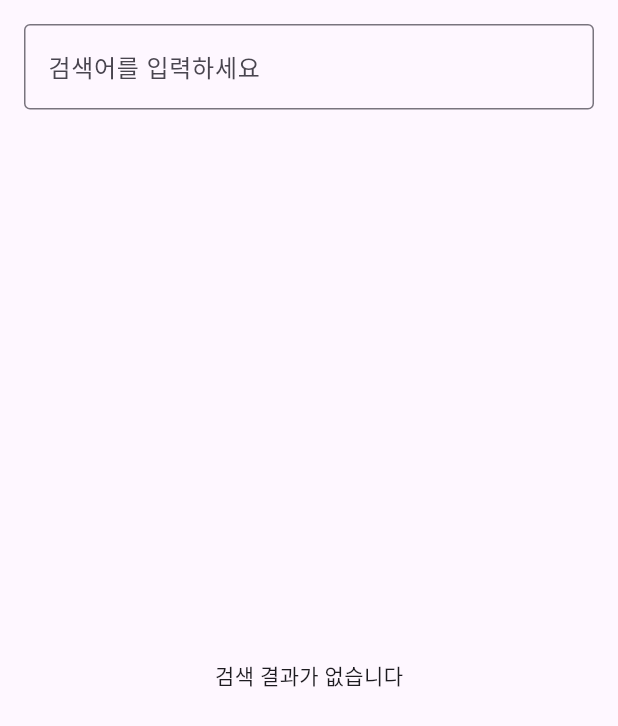
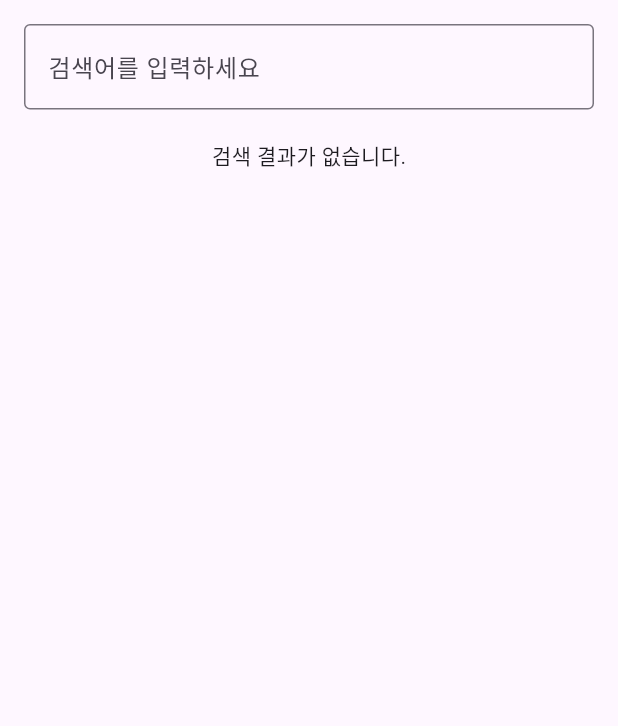
Before and after one commit to Parkduksung/flutter-sample, a Flutter app: the screen it shows after launch, on a phone screen of 412 x 824 dp. Shown: the top 726 px of the screen. Run offline on Flutter 3.47's test engine with Material 3 defaults, Android fonts, the phone set to English and light mode, and no system bars; our stand-ins replace bloc, equatable, flutter_bloc, freezed_annotation, go_router, stream_transform.

```diff
--- a/lib/domain/kakao/usecase/get_search_books_use_case.dart
+++ b/lib/domain/kakao/usecase/get_search_books_use_case.dart
@@ -1,4 +1,3 @@
-
 import 'package:flutter_sample/domain/kakao/entity/document_entity.dart';
 import 'package:flutter_sample/domain/kakao/repo/kakao_repository.dart';
 import 'package:flutter_sample/ext/ext_future.dart';
@@ -9,6 +8,6 @@ class GetSearchBooksUseCase {
       : _kakaoRepository = kakaoRepository;
   final KakaoRepository _kakaoRepository;
 
-  Stream<Result<List<DocumentEntity>>> call(String keyword) =>
-      Stream.fromFuture(_kakaoRepository.getDocuments(keyword).asResult());
+  Future<Result<List<DocumentEntity>>> call(String keyword) =>
+      _kakaoRepository.getDocuments(keyword).asResult();
 }
--- a/lib/ext/ext_future.dart
+++ b/lib/ext/ext_future.dart
@@ -6,3 +6,9 @@ extension FutureExtension<T> on Future<T> {
         .onError((error, stackTrace) => Result.error(Exception(error)));
   }
 }
+
+extension FutureToStreamExtension<T> on Future<T> {
+  Stream<T> asStream() {
+    return Stream.fromFuture(this);
+  }
+}
--- /dev/null
+++ b/lib/feature/home/bloc/home_bloc.dart
@@ -0,0 +1,45 @@
+import 'package:bloc/bloc.dart';
+import 'package:equatable/equatable.dart';
+import 'package:flutter/cupertino.dart';
+import 'package:flutter_sample/domain/kakao/usecase/get_search_books_use_case.dart';
+import 'package:stream_transform/stream_transform.dart';
+
+import '../../../domain/kakao/entity/document_entity.dart';
+import '../../../utils/result.dart';
+
+part 'home_event.dart';
+
+part 'home_state.dart';
+
+const _duration = Duration(milliseconds: 1000);
+
+EventTransformer<Event> debounce<Event>(Duration duration) {
+  return (events, mapper) => events.debounce(duration).switchMap(mapper);
+}
+
+class HomeBloc extends Bloc<HomeEvent, HomeState> {
+  HomeBloc({required this.getSearchBooksUseCase}) : super(SearchEmpty()) {
+    on<TextChanged>(_onTextChanged, transformer: debounce(_duration));
+  }
+
+  final GetSearchBooksUseCase getSearchBooksUseCase;
+
+  Future<void> _onTextChanged(
+      TextChanged event, Emitter<HomeState> emit) async {
+    if (event.text.isEmpty) return emit(SearchEmpty());
+
+    var result = await getSearchBooksUseCase(event.text);
+
+    switch (result) {
+      case Ok<List<DocumentEntity>>():
+        if (result.value.isEmpty) {
+          emit(SearchEmpty());
+        } else {
+          emit(SearchSuccess(result.value));
+        }
+      case Error<List<DocumentEntity>>():
+        debugPrint(result.error.toString());
+        emit(SearchFailure(result.error.toString()));
+    }
+  }
+}
--- /dev/null
+++ b/lib/feature/home/bloc/home_event.dart
@@ -0,0 +1,18 @@
+part of 'home_bloc.dart';
+
+@immutable
+sealed class HomeEvent extends Equatable {
+  const HomeEvent();
+}
+
+final class TextChanged extends HomeEvent {
+  const TextChanged({required this.text});
+
+  final String text;
+
+  @override
+  String toString() => 'TextChanged { text : $text}';
+
+  @override
+  List<Object?> get props => [text];
+}
--- /dev/null
+++ b/lib/feature/home/bloc/home_state.dart
@@ -0,0 +1,32 @@
+part of 'home_bloc.dart';
+
+@immutable
+sealed class HomeState extends Equatable {
+  const HomeState();
+
+  @override
+  List<Object?> get props => [];
+}
+
+final class SearchEmpty extends HomeState {}
+
+final class SearchSuccess extends HomeState {
+  const SearchSuccess(this.items);
+
+  final List<DocumentEntity> items;
+
+  @override
+  List<Object?> get props => [items];
+
+  @override
+  String toString() => 'SearchSuccess { item : $items}';
+}
+
+final class SearchFailure extends HomeState {
+  const SearchFailure(this.message);
+
+  final String message;
+
+  @override
+  List<Object?> get props => [message];
+}
--- /dev/null
+++ b/lib/feature/home/component/home_search_bar.dart
@@ -0,0 +1,41 @@
+import 'package:flutter/cupertino.dart';
+import 'package:flutter/material.dart';
+import 'package:flutter_bloc/flutter_bloc.dart';
+import 'package:flutter_sample/feature/home/bloc/home_bloc.dart';
+
+class HomeSearchBar extends StatefulWidget {
+  const HomeSearchBar({super.key});
+
+  @override
+  State<HomeSearchBar> createState() => _HomeSearchBarState();
+}
+
+class _HomeSearchBarState extends State<HomeSearchBar> {
+  final _textController = TextEditingController();
+  late HomeBloc _homeBloc;
+
+  @override
+  void initState() {
+    super.initState();
+    _homeBloc = context.read<HomeBloc>();
+  }
+
+  @override
+  void dispose() {
+    _textController.dispose();
+    super.dispose();
+  }
+
+  @override
+  Widget build(BuildContext context) {
+    return TextField(
+        controller: _textController,
+        onChanged: (text) {
+          _homeBloc.add(TextChanged(text: text));
+        },
+        decoration: InputDecoration(
+          hintText: '검색어를 입력하세요',
+          border: const OutlineInputBorder(),
+        ));
+  }
+}
--- /dev/null
+++ b/lib/feature/home/component/home_search_result.dart
@@ -0,0 +1,28 @@
+import 'package:flutter/cupertino.dart';
+import 'package:flutter/material.dart';
+import 'package:flutter_bloc/flutter_bloc.dart';
+import 'package:flutter_sample/feature/home/bloc/home_bloc.dart';
+import 'package:flutter_sample/feature/home/component/search_empty_page.dart';
+import 'package:flutter_sample/feature/home/component/search_list_page.dart';
+
+class HomeSearchResult extends StatelessWidget {
+  const HomeSearchResult({super.key});
+
+  @override
+  Widget build(BuildContext context) {
+    return BlocConsumer<HomeBloc, HomeState>(listener: (context, state) {
+      if (state is SearchFailure) {
+        ScaffoldMessenger.of(context)
+            .showSnackBar(SnackBar(content: Text(state.message)));
+      }
+    }, builder: (context, state) {
+      return switch (state) {
+        SearchEmpty() => SearchEmptyPage(),
+        SearchFailure() => const SizedBox.shrink(),
+        SearchSuccess() => state.items.isEmpty
+            ? SearchEmptyPage()
+            : SearchListPage(items: state.items)
+      };
+    });
+  }
+}
--- /dev/null
+++ b/lib/feature/home/component/search_empty_page.dart
@@ -0,0 +1,10 @@
+import 'package:flutter/cupertino.dart';
+
+class SearchEmptyPage extends StatelessWidget {
+  const SearchEmptyPage({super.key});
+
+  @override
+  Widget build(BuildContext context) {
+    return const Center(child: Text('검색 결과가 없습니다.'));
+  }
+}
--- a/lib/feature/home/home_contract.dart
+++ /dev/null
@@ -1,26 +0,0 @@
-import 'package:flutter_sample/base/contract_base.dart';
-import 'package:flutter_sample/base/effect_base.dart';
-import 'package:flutter_sample/domain/kakao/entity/document_entity.dart';
-
-abstract class HomeContract implements BaseContract<HomeState, HomeEffect, HomeEvent> {}
-
-class HomeState {
-  final List<DocumentEntity> searchList;
-  const HomeState({this.searchList = const []});
-
-  HomeState copy({List<DocumentEntity>? searchList}) {
-    return HomeState(searchList: searchList ?? this.searchList);
-  }
-}
-sealed class HomeEffect extends BaseEffect{
-  const HomeEffect();
-}
-
-sealed class HomeEvent {
-  const HomeEvent();
-}
-
-final class Search extends HomeEvent {
-  const Search(this.keyword);
-  final String keyword;
-}
--- /dev/null
+++ b/lib/feature/home/home_page.dart
@@ -0,0 +1,25 @@
+import 'package:flutter/cupertino.dart';
+import 'package:flutter/material.dart';
+import 'package:flutter_sample/feature/home/component/home_search_result.dart';
+
+import 'component/home_search_bar.dart';
+
+class HomePage extends StatelessWidget {
+  const HomePage({super.key});
+
+  @override
+  Widget build(BuildContext context) {
+    return Scaffold(
+      body: SafeArea(
+          child: Padding(
+              padding: const EdgeInsets.all(16.0),
+              child: Column(
+                children: [
+                  HomeSearchBar(),
+                  const SizedBox(height: 20),
+                  HomeSearchResult()
+                ],
+              ))),
+    );
+  }
+}
--- a/lib/feature/home/home_screen.dart
+++ /dev/null
@@ -1,96 +0,0 @@
-import 'package:flutter/material.dart';
-import 'package:flutter_sample/base/effect_base.dart';
-import 'package:flutter_sample/feature/home/component/book_item.dart';
-import 'package:flutter_sample/feature/home/home_contract.dart';
-import 'package:flutter_sample/feature/home/home_viewmodel.dart';
-import 'package:flutter_sample/ext/ext_state.dart';
-import 'package:flutter_sample/utils/debounce_texteditcontroller.dart';
-
-class HomeScreen extends StatefulWidget {
-  const HomeScreen({super.key, required this.viewModel});
-
-  final HomeViewModel viewModel;
-
-  @override
-  State<HomeScreen> createState() => _HomeScreenState();
-}
-
-class _HomeScreenState extends State<HomeScreen> {
-  DebouncedTextController? _debouncedTextController;
-
-  static const _debounceDuration = Duration(milliseconds: 1000);
-
-  @override
-  void initState() {
-    super.initState();
-    _initializeTextController();
-    _setupEffectCollector();
-  }
-
-  void _initializeTextController() {
-    _debouncedTextController = DebouncedTextController(
-      onDebounce: (keyword) => widget.viewModel.event(Search(keyword)),
-      duration: _debounceDuration,
-    );
-  }
-
-  void _setupEffectCollector() {
-    collectEffect<BaseEffect>(widget.viewModel.effect, (effect) {
-      switch (effect) {
-        case ShowToast():
-          ScaffoldMessenger.of(context)
-              .showSnackBar(SnackBar(content: Text(effect.message)));
-        default:
-          break;
-      }
-    });
-  }
-
-  @override
-  Widget build(BuildContext context) {
-    return Scaffold(
-      body: SafeArea(
-        child: Padding(
-          padding: const EdgeInsets.all(16.0),
-          child: Column(
-            children: [
-              TextField(
-                  controller: _debouncedTextController,
-                  decoration: InputDecoration(
-                    hintText: '검색어를 입력하세요',
-                    border: const OutlineInputBorder(),
-                  )),
-              const SizedBox(height: 20),
-              Expanded(
-                child: StreamBuilder<HomeState>(
-                  stream: widget.viewModel.state,
-                  builder: (context, snapshot) {
-                    final searchList = snapshot.data?.searchList ?? [];
-                    if (searchList.isEmpty) {
-                      return const Center(
-                        child: Text('검색 결과가 없습니다'),
-                      );
-                    }
-                    return ListView.builder(
-                      itemCount: searchList.length,
-                      itemBuilder: (context, index) {
-                        final document = searchList[index];
-                        return BookItem(document: document);
-                      },
-                    );
-                  },
-                ),
-              ),
-            ],
-          ),
-        ),
-      ),
-    );
-  }
-
-  @override
-  void dispose() {
-    _debouncedTextController?.dispose();
-    super.dispose();
-  }
-}
--- a/lib/feature/home/home_viewmodel.dart
+++ /dev/null
@@ -1,37 +0,0 @@
-import 'package:flutter/cupertino.dart';
-import 'package:flutter_sample/base/effect_base.dart';
-import 'package:flutter_sample/base/viewmodel_base.dart';
-import 'package:flutter_sample/domain/kakao/entity/document_entity.dart';
-import 'package:flutter_sample/domain/kakao/usecase/get_search_books_use_case.dart';
-import 'package:flutter_sample/feature/home/home_contract.dart';
-import 'package:flutter_sample/utils/result.dart';
-
-class HomeViewModel extends BaseViewModel<HomeState, HomeEffect, HomeEvent> {
-  HomeViewModel({required GetSearchBooksUseCase getSearchBooksUseCase})
-      : _getSearchBooksUseCase = getSearchBooksUseCase;
-
-  final GetSearchBooksUseCase _getSearchBooksUseCase;
-
-  @override
-  HomeState get initialState => HomeState();
-
-  @override
-  void event(HomeEvent event) {
-    switch (event) {
-      case Search():
-        _searchBooks(event.keyword);
-    }
-  }
-
-  void _searchBooks(String keyword) {
-    _getSearchBooksUseCase(keyword).listen((result) {
-      switch (result) {
-        case Ok<List<DocumentEntity>>():
-          updateState(HomeState(searchList: result.value));
-        case Error<List<DocumentEntity>>():
-          debugPrint(result.error.toString());
-          sendEffect(ShowToast(result.error.toString()));
-      }
-    });
-  }
-}
--- a/lib/routing/router.dart
+++ b/lib/routing/router.dart
@@ -1,15 +1,17 @@
+import 'package:flutter_bloc/flutter_bloc.dart';
+import 'package:flutter_sample/feature/home/bloc/home_bloc.dart';
+import 'package:flutter_sample/feature/home/home_page.dart';
 import 'package:go_router/go_router.dart';
 import 'package:provider/provider.dart';
-import 'package:flutter_sample/feature/home/home_screen.dart';
-import 'package:flutter_sample/feature/home/home_viewmodel.dart';
 import 'routes.dart';
 
 GoRouter router() => GoRouter(initialLocation: Routes.home, routes: [
       GoRoute(
         path: Routes.home,
         builder: (context, state) {
-          return HomeScreen(
-            viewModel: HomeViewModel(getSearchBooksUseCase: context.read()),
+          return BlocProvider(
+            create: (_) => HomeBloc(getSearchBooksUseCase: context.read()),
+            child: const HomePage(),
           );
         },
       )
--- a/pubspec.yaml
+++ b/pubspec.yaml
@@ -40,6 +40,11 @@ dependencies:
   google_fonts: ^6.2.1
   http: ^1.2.2
   freezed_annotation: ^2.4.4
+  flutter_bloc: any
+  bloc: any
+  hydrated_bloc: any
+  stream_transform: any
+  equatable: any
 
 dev_dependencies:
   flutter_test:
```
Also changed, not shown: lib/feature/home/component/search_list_page.dart (added, +21 -0 lines), pubspec.lock, 1 other file.
